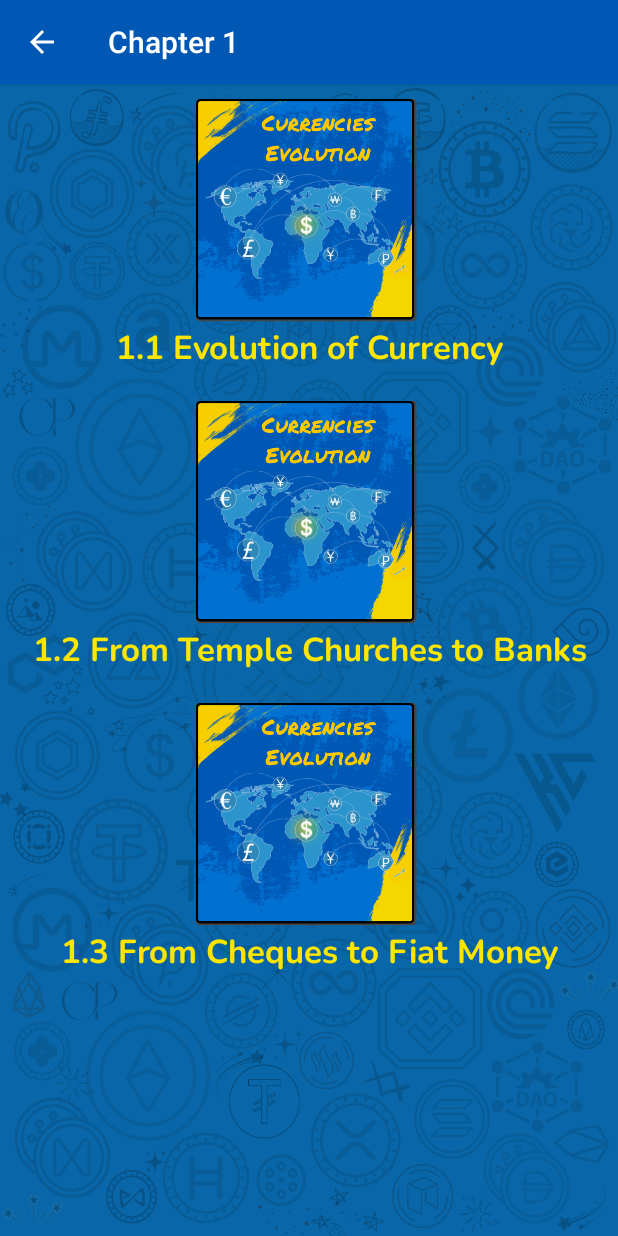
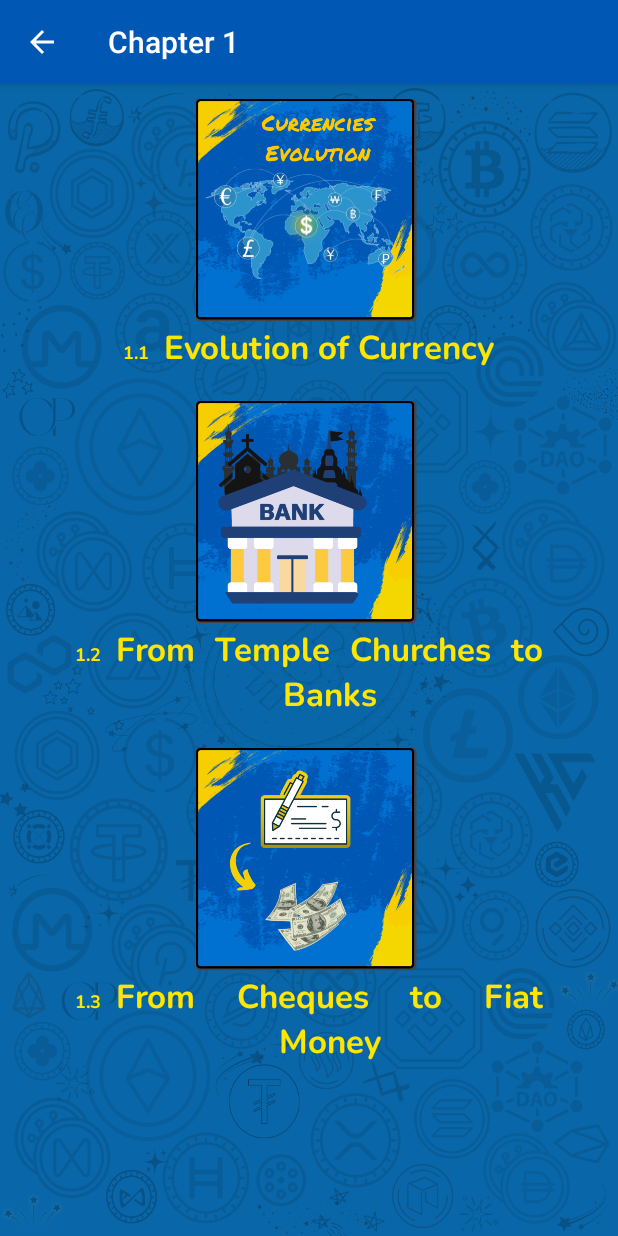
Before and after one commit to umardar8/Bitcoin_Course_in_Urdu, an Android app: the Chapter1Fragments screen opened directly, with no data from a screen before it, on a phone screen of 412 x 824 dp. Run offline under Robolectric (Android 15) with nearby library versions, the phone set to English and light mode, and no system bars.

Commit message:
minor changes

```diff
--- a/app/src/main/java/com/mufasasolutions/bitcoincourseinurdu/MainActivity.kt
+++ b/app/src/main/java/com/mufasasolutions/bitcoincourseinurdu/MainActivity.kt
@@ -12,7 +12,6 @@ import com.mufasasolutions.bitcoincourseinurdu.databinding.ActivityMainBinding
 class MainActivity : AppCompatActivity() {
 
     private lateinit var binding: ActivityMainBinding
-
     override fun onCreate(savedInstanceState: Bundle?) {
         super.onCreate(savedInstanceState)
         binding = ActivityMainBinding.inflate(layoutInflater)
--- a/app/src/main/res/layout/activity_main.xml
+++ b/app/src/main/res/layout/activity_main.xml
@@ -11,7 +11,7 @@
         android:layout_width="match_parent"
         android:layout_height="wrap_content"
         android:gravity="end"
-        android:layoutDirection="ltr"
+        android:layoutDirection="locale"
         android:background="@color/blue"
         android:padding="@dimen/small"
         android:orientation="horizontal">
--- a/app/src/main/res/layout/fragment_lesson1a.xml
+++ b/app/src/main/res/layout/fragment_lesson1a.xml
@@ -19,7 +19,7 @@
 
         <ImageView
             style="@style/fragment_image"
-            android:src="@drawable/icon2"
+            android:src="@drawable/icon1a"
             android:contentDescription="@string/icon2Desc" />
 
         <TextView
--- a/app/src/main/res/layout/fragment_lesson1b.xml
+++ b/app/src/main/res/layout/fragment_lesson1b.xml
@@ -19,7 +19,7 @@
 
         <ImageView
             style="@style/fragment_image"
-            android:src="@drawable/icon2"
+            android:src="@drawable/icon1b"
             android:contentDescription="@string/icon2Desc" />
 
         <TextView
--- a/app/src/main/res/layout/fragments_chapter1.xml
+++ b/app/src/main/res/layout/fragments_chapter1.xml
@@ -26,29 +26,62 @@
                 android:src="@drawable/icon1"
                 android:contentDescription="@string/icon1Desc"/>
 
+            <LinearLayout
+                android:layout_width="wrap_content"
+                android:layout_height="wrap_content"
+                android:layout_marginHorizontal="@dimen/medium"
+                android:orientation="horizontal">
                 <TextView
-                style="@style/homeTextStyle"
+                    style="@style/fragmentsTextStyle"
+                    android:textSize="@dimen/normalSize"
+                    android:layout_marginEnd="@dimen/small"
+                    android:text="1.1"/>
+                <TextView
+                    style="@style/fragmentsTextStyle"
+                    android:justificationMode="inter_word"
                     android:text="@string/icon1Text" />
+            </LinearLayout>
 
             <ImageView
                 android:id="@+id/icon2"
                 style="@style/icon_image"
-                android:src="@drawable/icon1"
+                android:src="@drawable/icon1a"
                 android:contentDescription="@string/icon1Desc"/>
-
+            <LinearLayout
+                android:layout_width="wrap_content"
+                android:layout_height="wrap_content"
+                android:layout_marginHorizontal="@dimen/medium"
+                android:orientation="horizontal">
                 <TextView
-                style="@style/homeTextStyle"
+                    style="@style/fragmentsTextStyle"
+                    android:textSize="@dimen/normalSize"
+                    android:layout_marginEnd="@dimen/small"
+                    android:text="1.2"/>
+                <TextView
+                    style="@style/fragmentsTextStyle"
+                    android:justificationMode="inter_word"
                     android:text="@string/icon1aText" />
+            </LinearLayout>
 
             <ImageView
                 android:id="@+id/icon3"
                 style="@style/icon_image"
-                android:src="@drawable/icon1"
+                android:src="@drawable/icon1b"
                 android:contentDescription="@string/icon1Desc"/>
-
+            <LinearLayout
+                android:layout_width="wrap_content"
+                android:layout_height="wrap_content"
+                android:layout_marginHorizontal="@dimen/medium"
+                android:orientation="horizontal">
                 <TextView
-                style="@style/homeTextStyle"
+                    style="@style/fragmentsTextStyle"
+                    android:textSize="@dimen/normalSize"
+                    android:layout_marginEnd="@dimen/small"
+                    android:text="1.3"/>
+                <TextView
+                    style="@style/fragmentsTextStyle"
                     android:text="@string/icon1bText" />
+            </LinearLayout>
 
 
         </LinearLayout>
--- a/app/src/main/res/layout/fragments_chapter2.xml
+++ b/app/src/main/res/layout/fragments_chapter2.xml
@@ -27,7 +27,7 @@
                 android:contentDescription="@string/icon2Desc"/>
 
             <TextView
-                style="@style/homeTextStyle"
+                style="@style/fragmentsTextStyle"
                 android:text="@string/icon2Text" />
 
             <ImageView
@@ -37,7 +37,7 @@
                 android:contentDescription="@string/icon3Desc" />
 
             <TextView
-                style="@style/homeTextStyle"
+                style="@style/fragmentsTextStyle"
                 android:text="@string/icon3Text" />
 
             <ImageView
@@ -47,7 +47,7 @@
                 android:contentDescription="@string/icon4Desc" />
 
             <TextView
-                style="@style/homeTextStyle"
+                style="@style/fragmentsTextStyle"
                 android:text="@string/icon4Text" />
 
         </LinearLayout>
--- a/app/src/main/res/layout/fragments_chapter7.xml
+++ b/app/src/main/res/layout/fragments_chapter7.xml
@@ -27,7 +27,7 @@
                 android:contentDescription="@string/icon17Desc" />
 
             <TextView
-                style="@style/homeTextStyle"
+                style="@style/fragmentsTextStyle"
                 android:text="@string/icon17Text" />
 
         </LinearLayout>
--- a/app/src/main/res/layout/fragments_chapter8.xml
+++ b/app/src/main/res/layout/fragments_chapter8.xml
@@ -27,7 +27,7 @@
                 android:contentDescription="@string/icon18Desc" />
 
             <TextView
-                style="@style/homeTextStyle"
+                style="@style/fragmentsTextStyle"
                 android:text="@string/icon18Text" />
 
         </LinearLayout>
--- a/app/src/main/res/layout/fragments_chapter9.xml
+++ b/app/src/main/res/layout/fragments_chapter9.xml
@@ -27,7 +27,7 @@
                 android:contentDescription="@string/icon19Desc" />
 
             <TextView
-                style="@style/homeTextStyle"
+                style="@style/fragmentsTextStyle"
                 android:text="@string/icon19Text" />
 
         </LinearLayout>
--- a/app/src/main/res/values/dimen.xml
+++ b/app/src/main/res/values/dimen.xml
@@ -1,10 +1,13 @@
 <?xml version="1.0" encoding="utf-8"?>
 <resources>
+    <dimen name="normalSize">12sp</dimen>
     <dimen name="headingSize">22sp</dimen>
     <dimen name="headingSize2">26sp</dimen>
     <dimen name="paragraphSize">20sp</dimen>
+    <dimen name="urduHeadingSize">30sp</dimen>
     <dimen name="unit">1dp</dimen>
     <dimen name="small">10dp</dimen>
     <dimen name="normal">20dp</dimen>
+    <dimen name="medium">50dp</dimen>
     <dimen name="compact">150dp</dimen>
 </resources>
--- a/app/src/main/res/values/styles.xml
+++ b/app/src/main/res/values/styles.xml
@@ -5,7 +5,16 @@
         <item name="android:layout_height">wrap_content</item>
         <item name="android:paddingBottom">@dimen/normal</item>
         <item name="fontFamily">@font/nunito_bold</item>
+        <item name="android:textAlignment">textStart</item>
+        <item name="android:textSize">@dimen/headingSize</item>
+    </style>
+    <style name="fragmentsTextStyle">
+        <item name="android:layout_width">wrap_content</item>
+        <item name="android:layout_height">wrap_content</item>
+        <item name="android:paddingBottom">@dimen/normal</item>
+        <item name="fontFamily">@font/nunito_bold</item>
         <item name="android:textAlignment">center</item>
+        <item name="android:justificationMode">inter_word</item>
         <item name="android:textSize">@dimen/headingSize</item>
     </style>
     <style name="titleTextStyle">
```
Also changed, not shown: app/src/main/res/layout/fragments_chapter3.xml (+6 -6 lines), app/src/main/res/layout/fragments_chapter4.xml (+4 -4 lines), app/src/main/res/layout/fragments_chapter5.xml (+4 -4 lines), app/src/main/res/layout/fragments_chapter6.xml (+4 -4 lines), app/src/main/res/menu/bottom_nav_menu.xml (+2 -5 lines), app/src/main/res/values/strings.xml (+22 -17 lines), app/src/main/res/drawable/icon1a.png (added), app/src/main/res/drawable/icon1b.png (added), 2 other files. Lines whose indentation alone changed are shown as unchanged.
